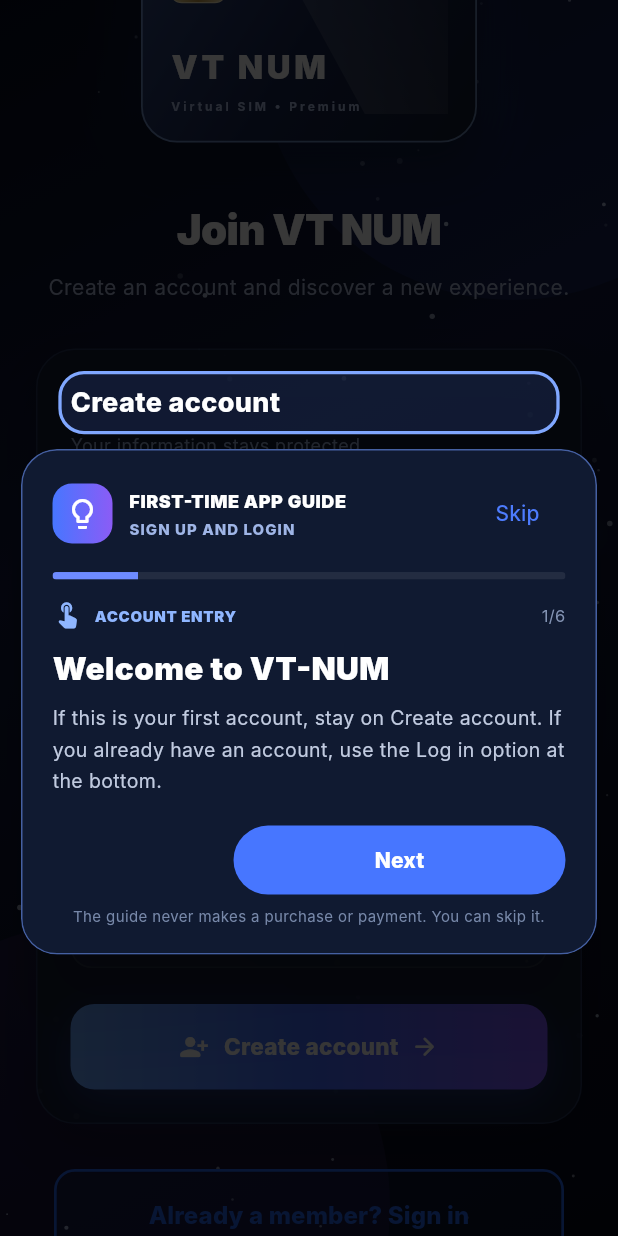
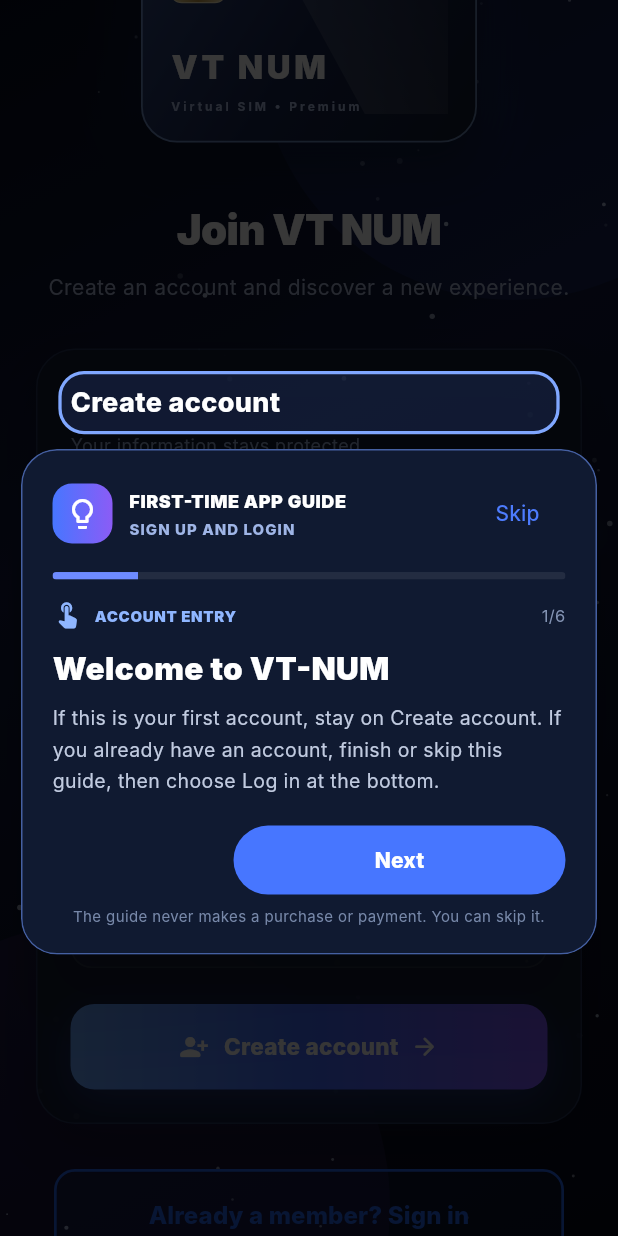
Before and after one commit to Btweb-Coder/VT-NUM, a Flutter app: the screen it shows after launch, on a phone screen of 412 x 824 dp. Run offline on Flutter 3.47's test engine with Material 3 defaults, Android fonts, the phone set to English and light mode, and no system bars; our stand-ins replace flutter_svg, package_info_plus, shared_preferences, supabase_flutter, webview_flutter; accounts and stored records are empty; Roboto replaces fonts that are missing (Inter).

Commit message:
Keep the coach mark clear of its target on short screens and clarify post-guide actions

```diff
--- a/lib/features/onboarding/first_time_app_guide.dart
+++ b/lib/features/onboarding/first_time_app_guide.dart
@@ -1,4 +1,5 @@
 import 'dart:async';
+import 'dart:math' as math;
 
 import 'package:flutter/material.dart';
 import 'package:shared_preferences/shared_preferences.dart';
@@ -171,8 +172,8 @@ class FirstTimeAppGuide {
         return const [
           _GuideStep('ACCOUNT ENTRY', 'ACCÈS AU COMPTE',
             'Welcome to VT-NUM', 'Bienvenue sur VT-NUM',
-            'If this is your first account, stay on Create account. If you already have an account, use the Log in option at the bottom.',
-            'Pour créer votre premier compte, restez sur Créer un compte. Si vous avez déjà un compte, utilisez Se connecter en bas.'),
+            'If this is your first account, stay on Create account. If you already have an account, finish or skip this guide, then choose Log in at the bottom.',
+            'Pour créer votre premier compte, restez sur Créer un compte. Si vous avez déjà un compte, terminez ou ignorez ce guide, puis choisissez Se connecter en bas.'),
           _GuideStep('EMAIL FIELD', 'CHAMP E-MAIL',
             'Enter your email', 'Entrez votre e-mail',
             'Type an email address you can open. Check that it is correct because account instructions may be sent there.',
@@ -275,8 +276,8 @@ class FirstTimeAppGuide {
             allowTargetInteraction: false),
           _GuideStep('SMS / VERIFICATION CODE', 'SMS / CODE DE VÉRIFICATION',
             'Copy the SMS code', 'Copiez le code SMS',
-            'When the SMS arrives, open the operation details after the guide. Use the copy control and paste the code into the app or website that requested it.',
-            'À l’arrivée du SMS, ouvrez les détails de l’opération après le guide. Utilisez le bouton de copie et collez le code dans l’application ou le site qui l’a demandé.',
+            'When the SMS arrives, its code appears on the VT-NUM card or in T-NUM operation details. Use the copy control and paste the code into the app or website that requested it.',
+            'À l’arrivée du SMS, le code apparaît sur la carte VT-NUM ou dans les détails de l’opération T-NUM. Utilisez le bouton de copie et collez le code dans l’application ou le site qui l’a demandé.',
             allowTargetInteraction: false),
           _GuideStep('AVAILABLE ACTIONS', 'ACTIONS DISPONIBLES',
             'Follow the operation', 'Suivez l’opération',
@@ -535,13 +536,26 @@ class _SpotlightGuideOverlayState extends State<_SpotlightGuideOverlay> {
     final progress = (_index + 1) / widget.steps.length;
     final count = (_index + 1).toString() + '/' + widget.steps.length.toString();
     final bubbleWidth = size.width < 480 ? size.width - 28 : 440.0;
-    final bubbleHeight = (size.height - 24).clamp(120.0, 390.0).toDouble();
     final targetRect = _targetReady ? _targetRect : null;
+    final availableBelow = targetRect == null
+        ? size.height - 16
+        : size.height - targetRect.bottom - 26;
+    final availableAbove = targetRect == null
+        ? size.height - 16
+        : targetRect.top - 26;
+    final placeBelow = targetRect == null || availableBelow >= availableAbove;
+    final availableHeight = targetRect == null
+        ? size.height - 16
+        : math.max(availableBelow, availableAbove);
+    final bubbleHeight = math
+        .min(390.0, math.max(100.0, availableHeight))
+        .clamp(100.0, math.max(100.0, size.height - 16))
+        .toDouble();
 
     double bubbleTop;
     if (targetRect == null) {
       bubbleTop = (size.height - bubbleHeight) / 2;
-    } else if (targetRect.bottom + bubbleHeight + 18 < size.height) {
+    } else if (placeBelow) {
       bubbleTop = targetRect.bottom + 18;
     } else {
       bubbleTop = targetRect.top - bubbleHeight - 18;
```
